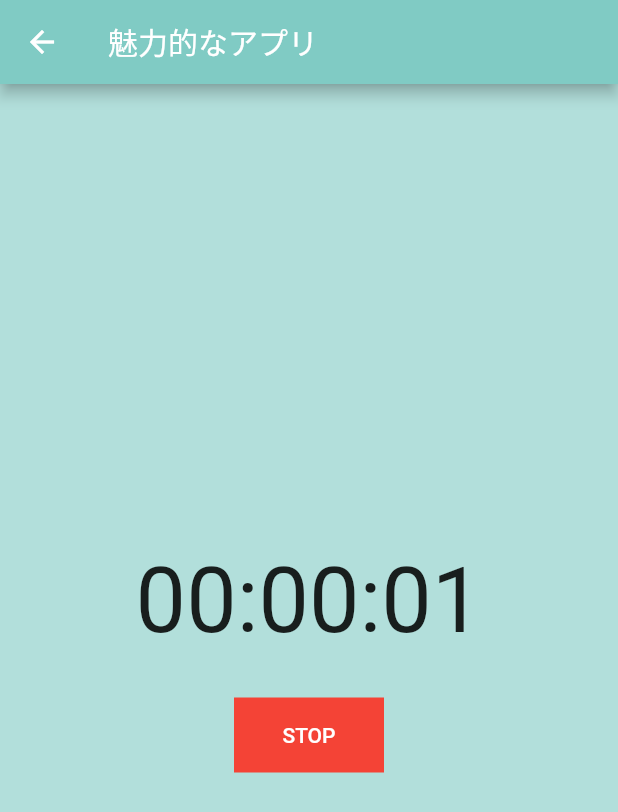
After one commit to beso610/benesse_task_app, a Flutter app: the ClockTimer screen opened by its route, after a tap on "START", on a phone screen of 412 x 824 dp. The commit adds this screen. Shown: the top 812 px of the screen. Run offline on Flutter 3.47's test engine with Material 2 defaults, Android fonts, the phone set to English and light mode, and no system bars; our stand-ins replace table_calendar.

Commit message:
タイマーを実装

```diff
--- a/lib/main.dart
+++ b/lib/main.dart
@@ -3,6 +3,7 @@ import 'package:flutter/material.dart';
 import 'package:benesse_task_app/ui/input_task.dart';
 import 'package:benesse_task_app/ui/calendar.dart';
 import 'package:benesse_task_app/ui/video.dart';
+import 'package:benesse_task_app/ui/stopwatch.dart';
 
 //void main() {
 //  runApp(const ScaffoldExample());
@@ -14,5 +15,6 @@ void main() => runApp( new MaterialApp(
     '/calendar': (BuildContext context) => CalendarScreen(),
     '/video': (BuildContext context) => VideoScreen(),
     '/input_task': (BuildContext context) => InputTask(),
+    '/stopwatch': (BuildContext context) => ClockTimer(),
   },
 ));
--- /dev/null
+++ b/lib/ui/stopwatch.dart
@@ -0,0 +1,98 @@
+// 参考: https://tamappe.com/2020/10/11/flutter-stop-watch-app/
+
+import 'package:flutter/material.dart';
+import 'dart:async';
+
+class ClockTimer extends StatefulWidget {
+  @override
+  State<StatefulWidget> createState() {
+    return _ClockTimerState();
+  }
+}
+
+class _ClockTimerState extends State<ClockTimer> {
+  /// 初期値
+  var _timeString = '00:00:00';
+
+  /// 開始時間
+  late DateTime _startTime;
+
+  /// ローカルタイマー
+  var _timer;
+  var _isStart = false;
+
+  @override
+  Widget build(BuildContext context) {
+    return Scaffold(
+      backgroundColor: Colors.white,
+      appBar: AppBar(
+        title: Text('魅力的なアプリ'),
+        backgroundColor: Colors.teal[200],
+      ),
+      body: Container(
+        color: Colors.teal[100],
+        child: Column(
+          mainAxisAlignment: MainAxisAlignment.center,
+          children: [
+            Center(
+              child: Text(_timeString, style: TextStyle(fontSize: 60)),
+            ),
+            SizedBox(
+                height: 30.0,
+            ),
+            Container(
+              width: 100,
+              height: 50,
+              color: (_isStart ? Colors.red : Colors.blue),
+              child: TextButton(
+                  onPressed: _startTimer,
+                  child: Text(
+                      _isStart ? 'STOP' : 'START',
+                    style: TextStyle(
+                      color: Colors.white,
+                    ),
+                  ),
+              ),
+            ),
+          ],
+        ),
+      ),
+    );
+  }
+
+  void _startTimer() {
+    setState(() {
+      _isStart = !_isStart;
+      if (_isStart) {
+        _startTime = DateTime.now();
+        _timer = Timer.periodic(Duration(seconds: 1), _onTimer);
+      } else {
+        _timer.cancel();
+        // stopが押された後のページ遷移を記述
+      }
+    });
+  }
+
+  void _onTimer(Timer timer) {
+    /// 現在時刻を取得
+    var now = DateTime.now();
+
+    /// 開始時刻と比較して差分を取得
+    var diff = now.difference(_startTime).inSeconds;
+
+    /// タイマーのロジック
+    var hour = (diff / (60 * 60)).floor();
+    var mod = diff % (60 * 60);
+    var minutes = (mod / 60).floor();
+    var second = mod % 60;
+
+    setState(() => {
+          _timeString =
+              """${_convertTwoDigits(hour)}:${_convertTwoDigits(minutes)}:${_convertTwoDigits(second)}"""
+        });
+  }
+
+  String _convertTwoDigits(int number) {
+    return number >= 10 ? "$number" : "0$number";
+  }
+}
```
